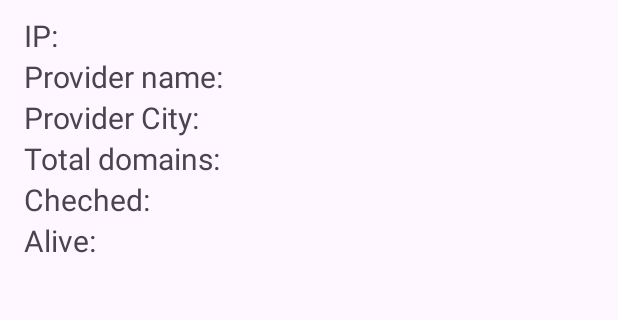
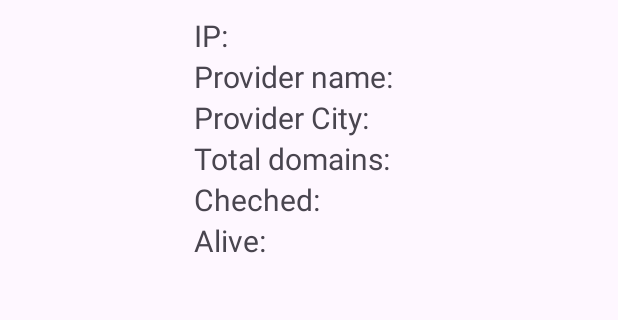
Before and after one commit to dmitrykulinichev/spscAgent, an Android app: the screen it shows after launch (MainActivity), on a phone screen of 412 x 824 dp, the part 96-416 px from its top. Run offline under Robolectric (Android 15) with nearby library versions, the phone set to English and light mode, and no system bars.

Commit message:
ver1.3 из глобала перенес на гейт орг юа

```diff
--- a/app/src/main/java/com/example/spscagent/MainActivity.kt
+++ b/app/src/main/java/com/example/spscagent/MainActivity.kt
@@ -30,15 +30,12 @@ import java.io.IOException
 import java.math.BigInteger
 import java.security.MessageDigest
 
-const val urlApiDomainsList = "https://my.everyday.ua/api/spscMobileAppGetDomainsTest"
-const val urlApiProvider = "https://my.everyday.ua/api/spscFakeProvider"
+lateinit var urlApiDomainsList: String;
+lateinit var urlApiProvider: String;
 
-//const val urlApiProvider = "http://ip-api.com/json/"
-//const val urlApiDomainsList = "https://my.everyday.ua/api/spscMobileAppGetDomains"
-
-const val urlApiPostResult = "https://my.everyday.ua/api/spscMobileAppPostResult"
-const val urlApiPostProviderData = "https://my.everyday.ua/api/spscMobileAppPostProviderData"
-const val urlApiShowReport = "https://my.everyday.ua/api/spscMobileAppShowReport"
+const val urlApiPostResult = "https://spsc.gate.org.ua/api/app/postResult"
+const val urlApiPostProviderData = "https://spsc.gate.org.ua/api/app/postProviderData"
+const val urlApiShowReport = "https://spsc.gate.org.ua/api/app/showReport"
 
 var gvProviderData: JSONObject? = null
 
@@ -70,6 +67,15 @@ class MainActivity : AppCompatActivity() {
         setContentView(R.layout.activity_main)
         requestedOrientation = SCREEN_ORIENTATION_PORTRAIT
 
+        if (BuildConfig.IS_TEST_APP) {
+            urlApiDomainsList = "https://spsc.gate.org.ua/api/app/getDomainsTest"
+            urlApiProvider = "https://spsc.gate.org.ua/api/app/fakeProvider"
+        } else {
+
+            urlApiDomainsList = "https://spsc.gate.org.ua/api/app/getDomains"
+            urlApiProvider = "http://ip-api.com/json/"
+        }
+
         tvChecked = findViewById(R.id.domainsChecked)
         tvAlive = findViewById(R.id.domainsAlive)
         tvLog = findViewById(R.id.tvLog)
@@ -77,13 +83,14 @@ class MainActivity : AppCompatActivity() {
         tvProviderName = findViewById(R.id.providerName)
         tvProviderCity = findViewById(R.id.providerCity)
         tvTotalDomains = findViewById(R.id.domainsCount)
+
         btnCheckConn = findViewById(R.id.checkConn)
         btnMain = findViewById(R.id.buttonCheck)
         btnReport = findViewById(R.id.btnReport)
 
         /*********      BTN REPORT CLICK      **********/
         btnCheckConn.setOnClickListener {
-            isOnline=isOnline()
+            isOnline = isOnline()
             if (isOnline) {
                 btnCheckConn.visibility = View.INVISIBLE
                 Toast.makeText(this@MainActivity, "Є підключення!!", Toast.LENGTH_SHORT).show()
@@ -94,13 +101,15 @@ class MainActivity : AppCompatActivity() {
                     getDomainsData();
                 }
             } else {
-                Toast.makeText(this@MainActivity, "Схоже Ви не підключені до Інтернету", Toast.LENGTH_SHORT).show()
-
+                Toast.makeText(
+                    this@MainActivity,
+                    "Схоже Ви не підключені до Інтернету",
+                    Toast.LENGTH_SHORT
+                ).show()
             }
         }
 
-
-        isOnline=isOnline()
+        isOnline = isOnline()
         if (isOnline) {
             GlobalScope.launch(Dispatchers.Default) {
                 getProviderData();
@@ -109,19 +118,21 @@ class MainActivity : AppCompatActivity() {
                 getDomainsData();
             }
         } else {
-            Toast.makeText(this@MainActivity, "Схоже Ви не підключені до Інтернету", Toast.LENGTH_SHORT).show()
+            Toast.makeText(
+                this@MainActivity,
+                "Схоже Ви не підключені до Інтернету",
+                Toast.LENGTH_SHORT
+            ).show()
             btnCheckConn.visibility = View.VISIBLE
         }
 
     }
 
-
     //override fun onNavigationClickL
-
 
     suspend fun getProviderData() {
 
-     //   Toast.makeText(this@MainActivity, "Getting provider data....", Toast.LENGTH_SHORT).show()
+        //   Toast.makeText(this@MainActivity, "Getting provider data....", Toast.LENGTH_SHORT).show()
 
         val client = OkHttpClient()
         val request = Request.Builder()
@@ -139,9 +150,10 @@ class MainActivity : AppCompatActivity() {
                         tvProviderIp.setText(gvProviderData!!.getString("query"));
                         tvProviderName.setText(gvProviderData!!.getString("isp"));
                         tvProviderCity.setText(gvProviderData!!.getString("regionName"));
-
-                        gvHash = md5(gvProviderData!!.getString("query") + System.currentTimeMillis().toString())
-
+                        gvHash = md5(
+                            gvProviderData!!.getString("query") + System.currentTimeMillis()
+                                .toString()
+                        )
                         initUI()
                     }
                     Log.d("myLog", gvProviderData!!.toString())
@@ -151,13 +163,14 @@ class MainActivity : AppCompatActivity() {
             }
         } catch (e: IOException) {
             Log.d("myLog", "$urlApiProvider | Ошибка подключения: $e")
+            //  Toast.makeText(this, "$urlApiProvider | Ошибка подключения: $e", Toast.LENGTH_SHORT).show()
         }
     }
 
     suspend fun getDomainsData() {
-       // runOnUiThread {
+        // runOnUiThread {
         //    Toast.makeText(this@MainActivity, "Getting domains data....", Toast.LENGTH_SHORT).show()
-       // }
+        // }
         val client = OkHttpClient()
         val request = Request.Builder()
             .url(urlApiDomainsList)
@@ -174,6 +187,9 @@ class MainActivity : AppCompatActivity() {
                     isLoadedDomainsData = true
                     var responseJSON = JSONObject(response.body!!.string())
                     gvDomains = responseJSON.getJSONArray("data")
+
+
+
                     runOnUiThread {
                         gvDomainsTotal = gvDomains?.length()
                         tvTotalDomains!!.text = gvDomainsTotal.toString()
@@ -204,10 +220,7 @@ class MainActivity : AppCompatActivity() {
             override fun onFailure(call: Call, e: IOException) {
                 // Handle this
             }
-
             override fun onResponse(call: Call, response: Response) {
-
-
                 // request 2
                 val jsonArray = JSONArray(resultArray)
                 requestBody = jsonArray.toString().toRequestBody()
@@ -267,8 +280,7 @@ class MainActivity : AppCompatActivity() {
 
     private fun initUI() {
 
-        if (isLoadedProviderData && isLoadedDomainsData)
-        {
+        if (isLoadedProviderData && isLoadedDomainsData) {
             btnMain.visibility = View.VISIBLE
             btnReport.visibility = View.VISIBLE
             btnReport.isEnabled = false
@@ -276,7 +288,7 @@ class MainActivity : AppCompatActivity() {
             /*********      BTN MAIN CLICK      **********/
             btnMain.setOnClickListener {
 
-                isOnline=isOnline()
+                isOnline = isOnline()
                 if (isOnline) {
 
 
@@ -309,10 +321,13 @@ class MainActivity : AppCompatActivity() {
                     Toast.makeText(this@MainActivity, "All requests has sent", Toast.LENGTH_SHORT)
                         .show()
                 } else {
-                    Toast.makeText(this@MainActivity, "Схоже Ви не підключені до Інтернету", Toast.LENGTH_SHORT).show()
+                    Toast.makeText(
+                        this@MainActivity,
+                        "Схоже Ви не підключені до Інтернету",
+                        Toast.LENGTH_SHORT
+                    ).show()
                     btnCheckConn.visibility = View.VISIBLE
                 }
-
 
 
             }
@@ -345,11 +360,12 @@ class MainActivity : AppCompatActivity() {
         }
         if (gvDomainsChecked == gvDomainsTotal) {
             runOnUiThread {
-               // btnMain.visibility = View.VISIBLE
+                // btnMain.visibility = View.VISIBLE
 
                 btnMain.isEnabled = true
                 btnReport.isEnabled = true
-                Toast.makeText(this@MainActivity, "Checking has finished", Toast.LENGTH_SHORT).show()
+                Toast.makeText(this@MainActivity, "Checking has finished", Toast.LENGTH_SHORT)
+                    .show()
             }
         }
         Log.d("myLog", "${gvDomainsTotal} / ${gvDomainsChecked} / ${gvDomainsAlive}")
@@ -367,5 +383,4 @@ class MainActivity : AppCompatActivity() {
     }
 
 
-
 }
--- a/app/src/main/java/com/example/spscagent/ReportActivity.kt
+++ b/app/src/main/java/com/example/spscagent/ReportActivity.kt
@@ -1,6 +1,8 @@
 package com.example.spscagent
 
+import android.app.Application
 import android.content.Intent
+import android.content.pm.ApplicationInfo
 import android.content.pm.PackageManager
 import android.net.Uri
 import android.os.Bundle
@@ -145,7 +147,8 @@ class ReportActivity : AppCompatActivity() {
                     //intent.setFlags(Intent.FLAG_GRANT_READ_URI_PERMISSION)
                     // генерируем URI, я определил полномочие как ID приложения в манифесте,
                     // последний параметр это файл, который я хочу открыть
-                    val uri: Uri? = FileProvider.getUriForFile(this, "com.example.spscagent",  destination)
+                    //val uri: Uri? = FileProvider.getUriForFile(this, BuildConfig.applicationId pplication.defa"com.example.spscagent",  destination)
+                    val uri: Uri? = FileProvider.getUriForFile(this, BuildConfig.APPLICATION_ID,  destination)
                     //    intent.setDataAndType(uri, "application/html");
                  //   val pm: PackageManager = getActivity().getPackageManager()
                   //  if (intent.resolveActivity(pm) != null) {
--- a/app/src/main/res/layout/activity_main.xml
+++ b/app/src/main/res/layout/activity_main.xml
@@ -33,7 +33,7 @@
         >
 
         <LinearLayout
-            android:layout_width="150dp"
+            android:layout_width="wrap_content"
             android:layout_height="wrap_content"
             android:orientation="vertical"
           >
@@ -129,9 +129,15 @@
                 />
 
         </LinearLayout>
+        <LinearLayout
+            android:layout_width="20dp"
+            android:layout_height="match_parent"
+            android:orientation="vertical"
+
+            ></LinearLayout>
 
         <LinearLayout
-            android:layout_width="230dp"
+            android:layout_width="wrap_content"
             android:layout_height="wrap_content"
             android:orientation="vertical"
 
--- a/app/src/main/res/menu/top_app_bar.xml
+++ b/app/src/main/res/menu/top_app_bar.xml
@@ -1,15 +1,11 @@
 <menu xmlns:android="http://schemas.android.com/apk/res/android"
     xmlns:app="http://schemas.android.com/apk/res-auto">
 
-
-
     <item
         android:id="@+id/search"
-        android:icon="@drawable/ic_save"
+        android:icon="@drawable/ic_share"
         android:title="@string/search"
         android:contentDescription="@string/content_description_search"
         app:showAsAction="ifRoom" />
 
-
-
 </menu>
--- a/app/src/main/res/values/strings.xml
+++ b/app/src/main/res/values/strings.xml
@@ -1,4 +1,6 @@
 <resources>
+
+
     <string name="app_name">spscAgent</string>
     <string name="ip">IP:</string>
     <string name="providerName">Provider name:</string>
```
Also changed, not shown: app/build.gradle (+29 -2 lines), app/src/main/res/drawable/ic_share.xml (added, +12 -0 lines).
